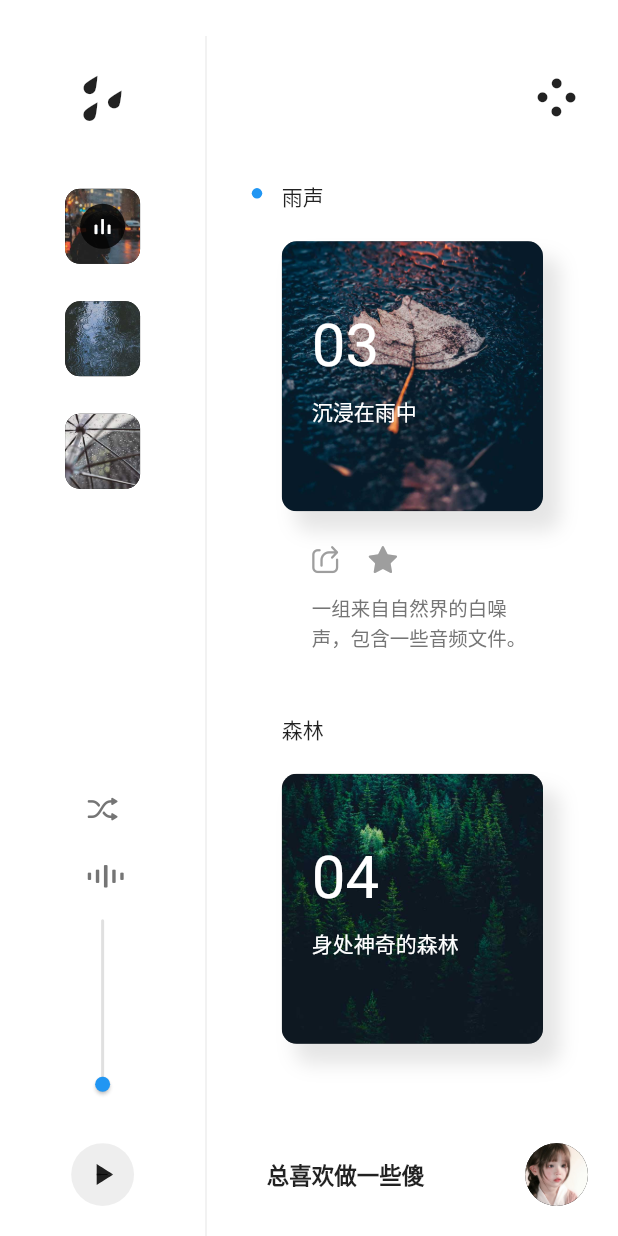
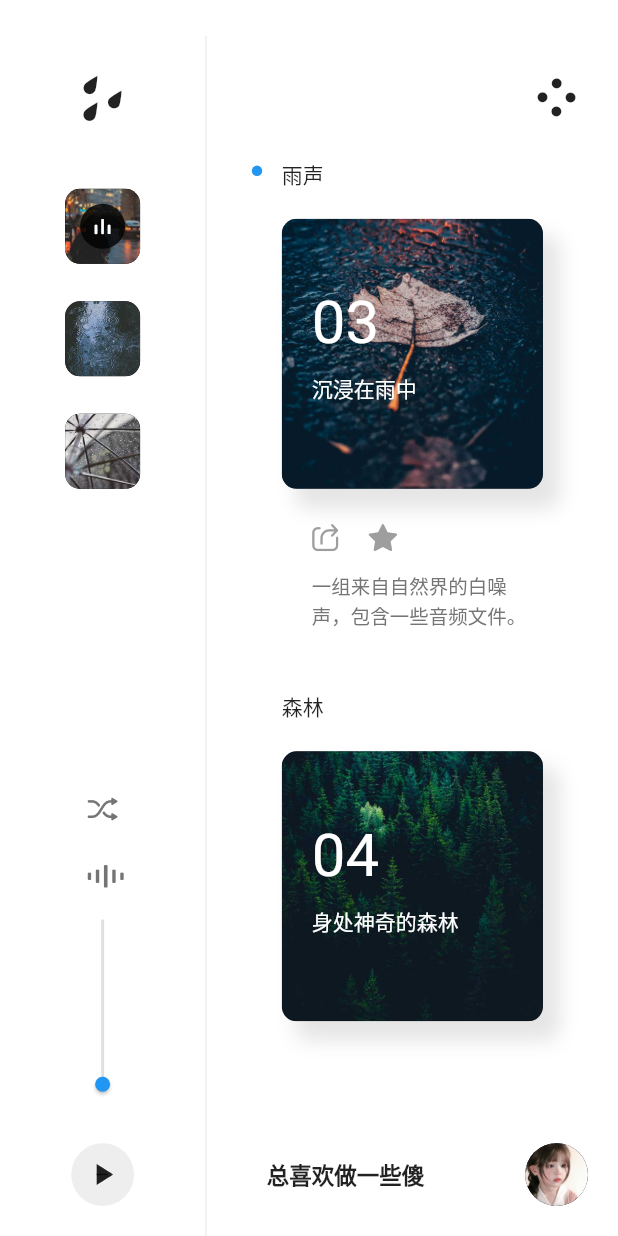
Before and after one commit to xu-chao/qi-ling, a Flutter app: the screen it shows after launch, after a tap on an icon or button, on a phone screen of 412 x 824 dp. Run offline on Flutter 3.47's test engine with Material 2 defaults, Android fonts, the phone set to English and light mode, and no system bars.

Commit message:
init:优化部分细节

```diff
--- a/lib/components/category_list.dart
+++ b/lib/components/category_list.dart
@@ -27,7 +27,7 @@ Widget categoryList({required int activeIndex}) {
 Future<Widget> categoryExpandedList({required int activeIndex}) async {
   await Future.delayed(fast);
   return ListView.builder(
-    padding: EdgeInsets.only(top: 15),
+    padding: EdgeInsets.only(top: 0),
     physics: BouncingScrollPhysics(),
     itemCount: database.length,
     itemBuilder: (BuildContext context, int index) {
```
